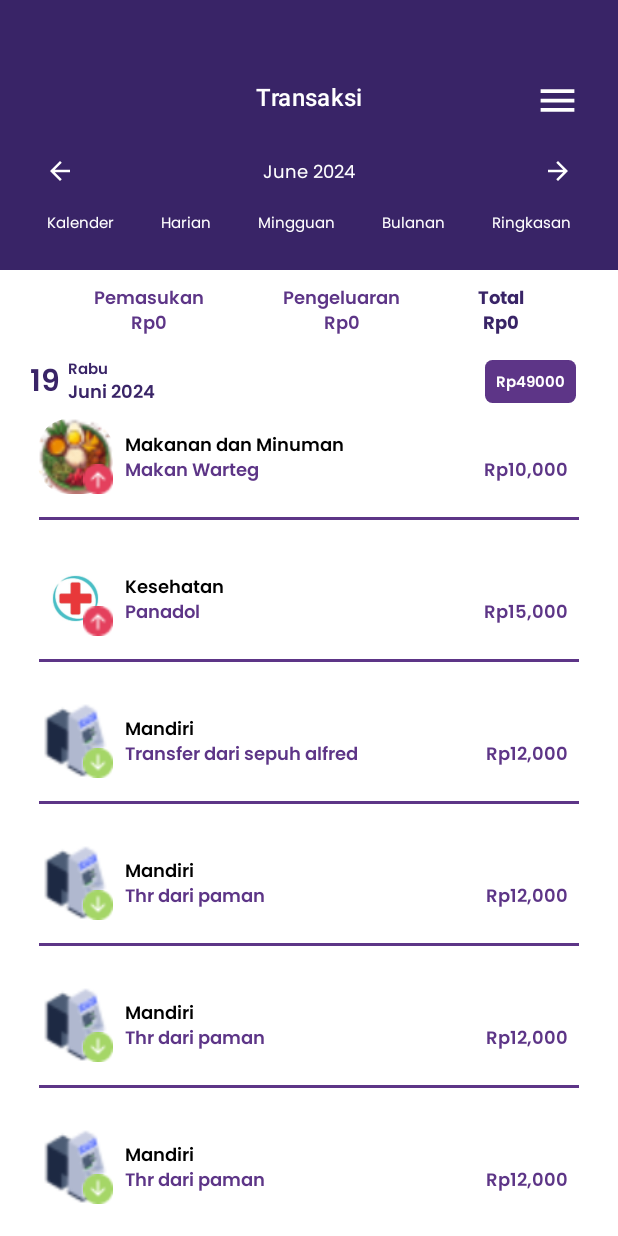
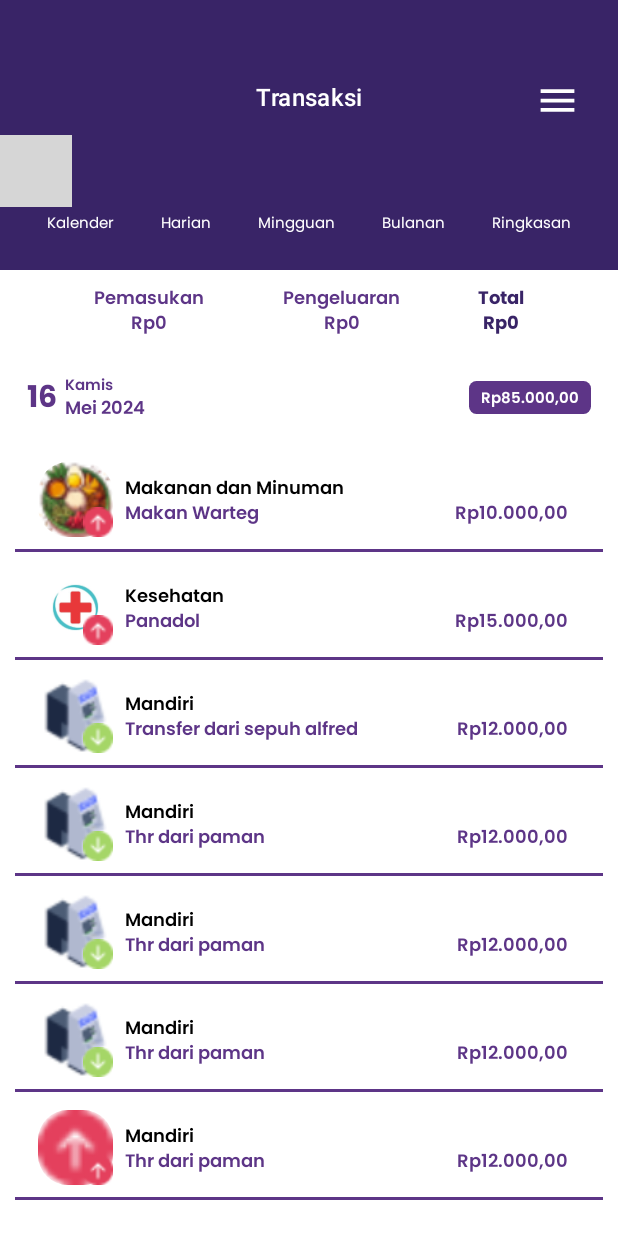
Before and after one commit to indradprasetya/SavvySwatantra, an Android app built with Jetpack Compose: the @Preview function PreviewHarianKalender, on a phone screen of 412 x 824 dp. Run offline under Robolectric (Android 15) with nearby library versions, the phone set to English and light mode, and no system bars; 1 statement that could not run was skipped; grey boxes are pictures that could not be loaded.

Commit message:
aurr terbaru

```diff
--- a/app/src/main/java/com/example/savvyswantatra/Kalender/harianKalender.kt
+++ b/app/src/main/java/com/example/savvyswantatra/Kalender/harianKalender.kt
@@ -37,18 +37,26 @@
     import com.example.savvyswantatra.navigation.Screen
     import com.example.savvyswantatra.ui.theme.*
     import com.example.savvyswantatra.component.HarianKalenderItem
+    import com.example.savvyswantatra.component.MingguanKalenderItem
     import com.example.savvyswantatra.component.kalenderbar
+    import com.example.savvyswantatra.model.DummyDataMingguan
     import com.example.savvyswantatra.model.KalenderData
+    import com.example.savvyswantatra.model.mingguanData
+    import java.text.NumberFormat
+    import java.time.LocalDate
     import java.time.YearMonth
+    import java.time.format.DateTimeFormatter
     import java.time.format.TextStyle
     import java.util.*
 
     @Composable
     fun HarianKalender(
         navController: NavController,
-        listData : List<KalenderData> = DummyData.KalenderList,
+        itemList: List<KalenderData> = DummyData.KalenderList,
         modifier: Modifier = Modifier,
     ) {
+        val groupedByDate = itemList.groupBy { it.dateDataHarian }
+
         kalenderbar(navController)
         Card(
             shape = RectangleShape,
@@ -92,132 +100,105 @@
                     }
                 }
 
+                LazyColumn(
+                    verticalArrangement = Arrangement.spacedBy(12.dp),
+                    modifier = modifier
+                        .fillMaxHeight()
+                        .background(Color.White)
+                ) {
+                    groupedByDate.forEach { (date, items) ->
+                        val formattedDate = date.format(DateTimeFormatter.ofPattern("yyyy-MM-dd"))
+                        val totalHarga = items.sumOf { it.harga }
+                        val formattedTotal =
+                            NumberFormat.getCurrencyInstance(Locale("id", "ID")).format(totalHarga)
+
+                        item {
+                            DateHeaderHarian(date = formattedDate, total = formattedTotal)
+                        }
+                        items(items = items) { item ->
+                            HarianKalenderItem(
+                                kalender1 = item,
+                                modifier = Modifier.padding(horizontal = 5.dp)
+                            )
+                            Spacer(modifier = Modifier.height(8.dp))
+                            HorizontalDivider(color = PurpleSavvy2, thickness = 2.dp)
+
+                        }
+                    }
+
+
+                }
+            }
+        }
+    }
+
+    @Composable
+    fun DateHeaderHarian(date: String, total: String, modifier: Modifier = Modifier) {
+        val localDate =
+            LocalDate.parse(date, DateTimeFormatter.ofPattern("yyyy-MM-dd"))
+        val dayOfMonth = localDate.dayOfMonth.toString()
+        val dayOfWeek = localDate.dayOfWeek.getDisplayName(
+            java.time.format.TextStyle.FULL,
+            Locale("id", "ID")
+        )
+        val monthYear = localDate.format(
+            DateTimeFormatter.ofPattern(
+                "MMMM yyyy",
+                Locale("id", "ID")
+            )
+        )
+        Card(
+            shape = RectangleShape,
+            modifier = modifier
+                .fillMaxWidth()
+                .padding(vertical = 8.dp)
+        ) {
             Row(
                 modifier = Modifier
-                        .padding(start = 10.dp, bottom = 10.dp, top = 5.dp, end = 18.dp)
-                        .fillMaxWidth(),
-                    verticalAlignment = Alignment.CenterVertically
+                    .background(Color.White)
+                    .padding(8.dp),
+                verticalAlignment = Alignment.CenterVertically,
+                horizontalArrangement = Arrangement.SpaceBetween
             ) {
                 Text(
-                        text = "19",
-                        fontSize = 20.sp,
-                        color = PurpleSavvy1,
-                        style = Typography.bodyMedium,
-                        modifier = Modifier
-                            .align(Alignment.CenterVertically)
+                    text = dayOfMonth,
+                    color = PurpleSavvy2,
+                    style = Typography.bodyLarge
                 )
-
                 Spacer(modifier = Modifier.width(5.dp))
 
                 Column(
                     modifier = Modifier.weight(1f)
                 ) {
                     Text(
-                            text = "Rabu",
+                        text = dayOfWeek,
                         fontSize = 10.sp,
-                            color = PurpleSavvy1,
+                        color = PurpleSavvy2,
                         style = Typography.bodyMedium,
-                            modifier = Modifier
                     )
 
                     Text(
-                            text = "Juni 2024",
-                            color = PurpleSavvy1,
+                        text = monthYear,
+                        color = PurpleSavvy2,
                         style = Typography.bodyMedium,
-                            modifier = Modifier
                     )
                 }
 
                 Text(
-                        text = "Rp49000",
+                    text = total,
                     color = Color.White,
                     style = Typography.bodyMedium,
                     fontSize = 10.sp,
                     modifier = Modifier
-                            .align(Alignment.CenterVertically)
-                            .background(color = PurpleSavvy2,
-                                shape = RoundedCornerShape(5.dp))
-                            .padding(7.dp)
-
+                        .background(
+                            color = PurpleSavvy2,
+                            shape = RoundedCornerShape(5.dp)
                         )
-                }
-
-                LazyColumn(
-                    verticalArrangement = Arrangement.spacedBy(12.dp),
-                    modifier = Modifier
-                        .fillMaxHeight() // Pastikan LazyColumn dapat memenuhi ruang yang tersedia
-                        .background(Color.White)
-                ) {
-                    items(listData, key = { it.id }) {
-                        HarianKalenderItem(
-                            kalender1 = it,
-                            modifier = Modifier.padding(horizontal = 5.dp)
-                        )
-                        if (listData.indexOf(it) < listData.size - 1) {
-                            Divider(
-                                color = PurpleSavvy2,
-                                thickness = 2.dp,
-                                modifier = Modifier.padding(
-                                    horizontal = 16.dp,
-                                    vertical = 15.dp
-                                )
+                        .padding(horizontal = 8.dp, vertical = 4.dp)
                 )
             }
         }
     }
-            }
-        }
-    }
-
-
-        @Composable
-        fun CalendarView() {
-            var currentYearMonth by remember { mutableStateOf(YearMonth.now()) }
-
-            Column(
-                horizontalAlignment = Alignment.CenterHorizontally,
-                modifier = Modifier.fillMaxWidth()
-            ) {
-                Row(
-                    verticalAlignment = Alignment.CenterVertically,
-                    horizontalArrangement = Arrangement.SpaceBetween,
-                    modifier = Modifier
-                        .fillMaxWidth()
-                        .padding(horizontal = 16.dp)
-                ) {
-                    IconButton(onClick = { currentYearMonth = currentYearMonth.minusMonths(1) }) {
-                        Icon(
-                            imageVector = Icons.Default.ArrowBack,
-                            contentDescription = "Previous Month",
-                            tint = Color.White,
-                            modifier = Modifier.size(20.dp)
-                        )
-                    }
-                    Text(
-                        text = "${
-                            currentYearMonth.month.getDisplayName(
-                                TextStyle.FULL,
-                                Locale.getDefault()
-                            )
-                        } ${currentYearMonth.year}",
-                        style = Typography.bodyMedium,
-                        textAlign = TextAlign.Center,
-                        color = Color.White,
-                        fontWeight = FontWeight.Thin
-                    )
-                    IconButton(onClick = { currentYearMonth = currentYearMonth.plusMonths(1) }) {
-                        Icon(
-                            imageVector = Icons.Default.ArrowForward,
-                            contentDescription = "Next Month",
-                            tint = Color.White,
-                            modifier = Modifier.size(20.dp)
-                        )
-                    }
-                }
-            }
-
-        }
-
     @Preview(showBackground = true)
     @Composable
     fun PreviewHarianKalender() {
--- a/app/src/main/java/com/example/savvyswantatra/component/harianKalenderCom.kt
+++ b/app/src/main/java/com/example/savvyswantatra/component/harianKalenderCom.kt
@@ -37,6 +37,7 @@ import java.time.YearMonth
 import java.time.format.TextStyle
 import java.util.*
 import com.example.savvyswantatra.model.KalenderData
+import java.text.NumberFormat
 
 
 @Composable
@@ -98,7 +99,7 @@ Row(
                         color = PurpleSavvy2
                     )
                     Text(
-                        text = kalender1.harga,
+                        text = NumberFormat.getCurrencyInstance(Locale("id", "ID")).format(kalender1.harga),
                         fontFamily = poppinsFontFamily,
                         fontWeight = FontWeight.SemiBold,
                         fontSize = 12.sp,
--- a/app/src/main/java/com/example/savvyswantatra/model/DummyData.kt
+++ b/app/src/main/java/com/example/savvyswantatra/model/DummyData.kt
@@ -8,117 +8,115 @@ import java.time.LocalDate
 object DummyData {
     val KalenderList = listOf(
         KalenderData(
-            id = 1,
+            dateDataHarian = LocalDate.of(2024, 5, 16),
             image = R.drawable.makan,
             icon = R.drawable.pengeluaran,
             kategori = "Makanan dan Minuman",
             deskripsi = "Makan Warteg",
-            harga = "Rp10,000"
+            harga = 10000
         ),
         KalenderData(
-            id = 2,
+            dateDataHarian = LocalDate.of(2024, 5, 16),
             image = R.drawable.kesehatanicon,
             icon = R.drawable.pengeluaran,
             kategori = "Kesehatan",
             deskripsi = "Panadol",
-            harga = "Rp15,000"
+            harga = 15000
         ),
         KalenderData(
-            id = 3,
+            dateDataHarian = LocalDate.of(2024, 5, 16),
             image = R.drawable.income,
             icon = R.drawable.pemasukan,
             kategori = "Mandiri",
             deskripsi = "Transfer dari sepuh alfred",
-            harga = "Rp12,000"
+            harga = 12000
         ),
         KalenderData(
-            id = 4,
+            dateDataHarian = LocalDate.of(2024, 5, 16),
             image = R.drawable.income,
             icon = R.drawable.pemasukan,
             kategori = "Mandiri",
             deskripsi = "Thr dari paman",
-            harga = "Rp12,000"
+            harga = 12000
         ),
         KalenderData(
-            id = 5,
+            dateDataHarian = LocalDate.of(2024, 5, 16),
             image = R.drawable.income,
             icon = R.drawable.pemasukan,
             kategori = "Mandiri",
             deskripsi = "Thr dari paman",
-            harga = "Rp12,000"
+            harga = 12000
         ),
         KalenderData(
-            id = 6,
+            dateDataHarian = LocalDate.of(2024, 5, 16),
             image = R.drawable.income,
             icon = R.drawable.pemasukan,
             kategori = "Mandiri",
             deskripsi = "Thr dari paman",
-            harga = "Rp12,000"
+            harga = 12000
         ),
         KalenderData(
-            id = 7,
-        image = R.drawable.income,
-        icon = R.drawable.pemasukan,
+        dateDataHarian = LocalDate.of(2024, 5, 16),
+        image = R.drawable.pengeluaran,
+        icon = R.drawable.pengeluaran,
         kategori = "Mandiri",
         deskripsi = "Thr dari paman",
-        harga = "Rp12,000"
-    )
+        harga = 12000
+    ),
     )
 }
 
 object DummyDataMingguan {
     val TanggalList = listOf(
         mingguanData(
-            date = LocalDate.of(2024, 5, 16),
-            id = 1,
+            dateDataMingguan = LocalDate.of(2024, 5, 16),
             image = R.drawable.makan,
             icon = R.drawable.pengeluaran,
             kategori = "Makanan dan Minuman",
             deskripsi = "Makan Warteg",
-            harga = 10000,
-            total = "99.000"
+            harga = 10000
         ),
         mingguanData(
-            date = LocalDate.of(2024, 5, 16),
-            id = 2,
+            dateDataMingguan = LocalDate.of(2024, 5, 16),
             image = R.drawable.kesehatanicon,
             icon = R.drawable.pengeluaran,
             kategori = "Kesehatan",
             deskripsi = "Panadol",
-            harga = 15000,
-            total = "99.000"
+            harga = 15000
         ),
         mingguanData(
-            date = LocalDate.of(2024, 5, 17),
-            id = 3,
+            dateDataMingguan = LocalDate.of(2024, 5, 16),
+            image = R.drawable.kesehatanicon,
+            icon = R.drawable.pengeluaran,
+            kategori = "Kesehatan",
+            deskripsi = "Panadol",
+            harga = 15000
+        ),
+        mingguanData(
+            dateDataMingguan = LocalDate.of(2024, 5, 17),
             image = R.drawable.income,
             icon = R.drawable.pemasukan,
             kategori = "Mandiri",
             deskripsi = "Transfer dari sepuh alfred",
-            harga = 12000,
-            total = "99.000"
+            harga = 12000
 
         ),
         mingguanData(
-            date = LocalDate.of(2024, 5, 17),
-            id = 4,
+            dateDataMingguan = LocalDate.of(2024, 5, 17),
             image = R.drawable.income,
             icon = R.drawable.pemasukan,
             kategori = "Mandiri",
             deskripsi = "Thr dari paman",
-            harga = 12000,
-            total = "99.000"
+            harga = 12000
 
         ),
         mingguanData(
-            date = LocalDate.of(2024, 5, 17),
-            id = 5,
+            dateDataMingguan = LocalDate.of(2024, 5, 17),
             image = R.drawable.income,
             icon = R.drawable.pemasukan,
             kategori = "Mandiri",
             deskripsi = "Thr dari paman",
-            harga = 12000,
-            total = "99.000"
+            harga = 12000
         ),
 
     )
--- a/app/src/main/java/com/example/savvyswantatra/model/Model.kt
+++ b/app/src/main/java/com/example/savvyswantatra/model/Model.kt
@@ -1,23 +1,21 @@
 package com.example.savvyswantatra.model
 import java.time.LocalDate
 data class KalenderData(
-    val id : Int,
+    val dateDataHarian: LocalDate,
     val kategori : String,
     val image : Int,
     val icon : Int,
-    val harga : String,
+    val harga : Int,
     val deskripsi : String
 )
 
 data class mingguanData(
-    val date: LocalDate,
-    val id : Int,
+    val dateDataMingguan: LocalDate,
     val kategori : String,
     val image : Int,
     val icon : Int,
     val harga : Int,
     val deskripsi : String,
-    val total: String
 )
 
 data class ListItemData(
```
Also changed, not shown: app/src/main/java/com/example/savvyswantatra/Kalender/KalenderMingguan.kt (+3 -104 lines), app/src/main/java/com/example/savvyswantatra/component/Data.kt (+0 -61 lines). Lines whose indentation alone changed are shown as unchanged.
